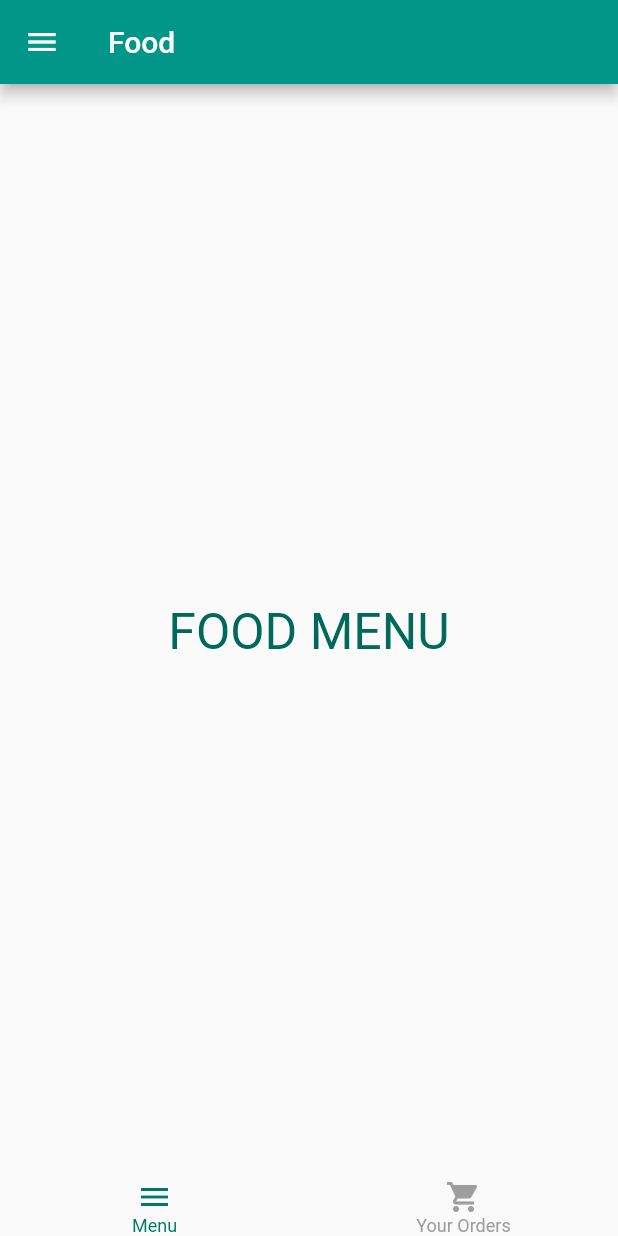
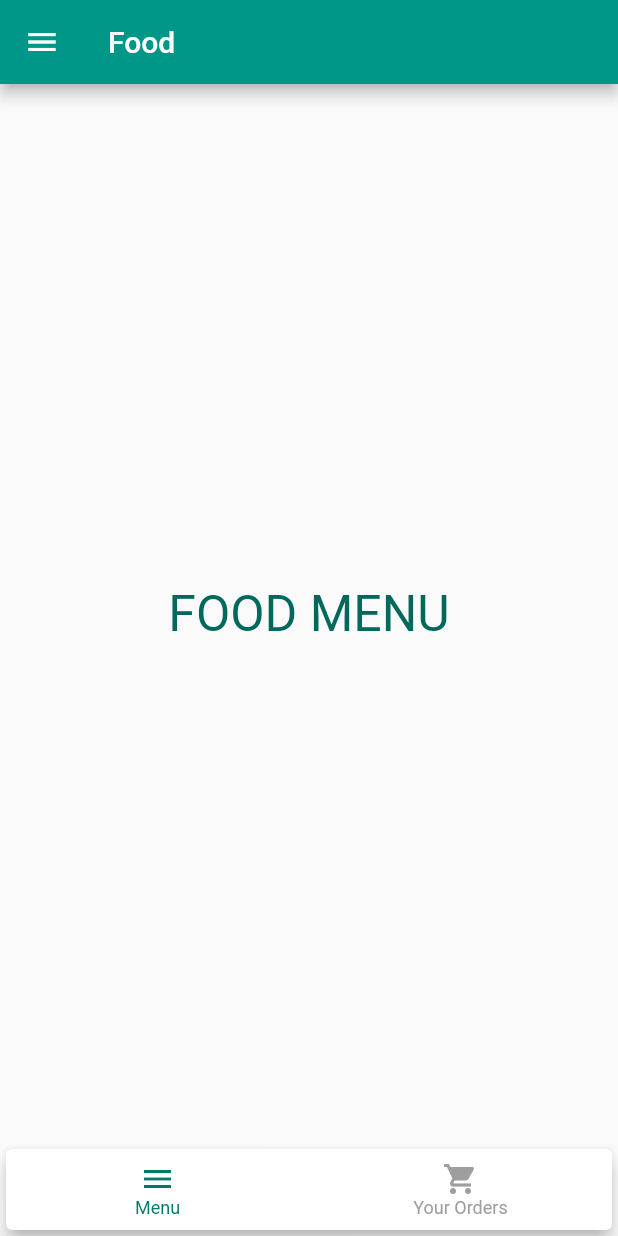
Before and after one commit to ALoDaGus/MobileHW5, a Flutter app: the Home_Page screen opened by its route, on a phone screen of 412 x 824 dp. Run offline on Flutter 3.47's test engine with Material 2 defaults, Android fonts, the phone set to English and light mode, and no system bars; our stand-ins replace google_fonts; Roboto replaces fonts that are missing (architectsDaughter).

Commit message:
button shadow

```diff
--- a/lib/pages/Home_Page.dart
+++ b/lib/pages/Home_Page.dart
@@ -71,11 +71,14 @@ class _Home_PageState extends State<Home_Page> {
           Expanded(
             child: Center(child: Text(currentFoodPage == 0 ? 'FOOD MENU' : 'YOUR ORDER')),
           ),
-          Row(
+          Card(
+            elevation: 5.0,
+            child: Row(
               children: [
                 foodButton(Icons.menu, 'Menu', 0),
                 foodButton(Icons.shopping_cart, 'Your Orders', 1),
               ],
+            ),
           )
         ],
       ) : ProfilePage(),
@@ -89,10 +92,13 @@ class _Home_PageState extends State<Home_Page> {
           currentFoodPage = page == 0 ? 0:1
           ),
       borderRadius: BorderRadius.all(Radius.circular(5.0)),
+      child: Padding(
+        padding: const EdgeInsets.all(8.0),
         child: Column(children: [
           Icon(icons, color: page == currentFoodPage ? Colors.teal[700]: Colors.grey,),
           Text(title, style: TextStyle(fontSize: 12.0, color: page == currentFoodPage ? Colors.teal[700]: Colors.grey,),)
         ],),
+      ),
     )
   ,);
 
```
Lines whose indentation alone changed are shown as unchanged.
